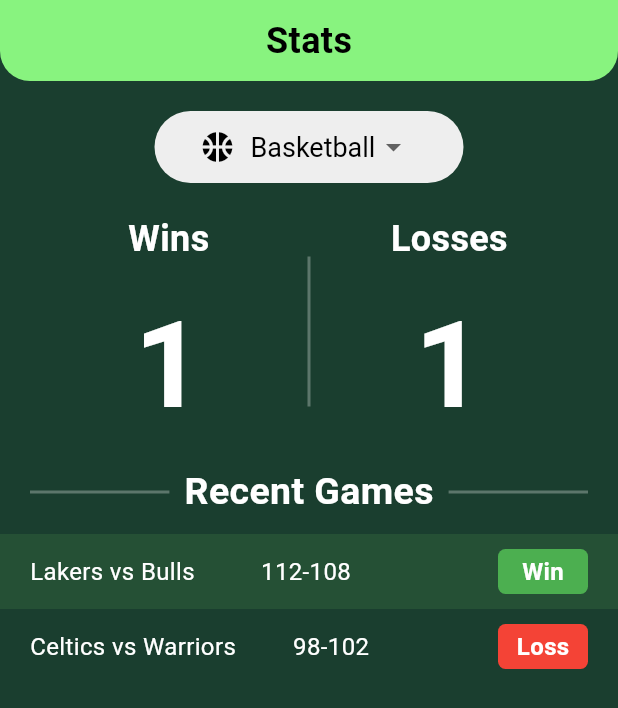
After one commit to acm-projects/PickUP, a Flutter app: the StatsPage screen opened directly, on a phone screen of 412 x 824 dp. The commit adds this screen. Shown: the top 708 px of the screen. Run offline on Flutter 3.47's test engine with Material 3 defaults, Android fonts, the phone set to English and light mode, and no system bars.

Commit message:
Added Stats Page

```diff
--- a/lib/Screens/home_page.dart
+++ b/lib/Screens/home_page.dart
@@ -280,6 +280,3 @@ class _HomePageState extends State<HomePage> {
     }
   }
 }
-
-git config --global user.email "ahmed.sidschool2004@gmail.com"
-  git config --global user.name "ahmedsid5086"
--- /dev/null
+++ b/lib/Screens/stats.dart
@@ -0,0 +1,319 @@
+import 'package:flutter/material.dart';
+
+class StatsPage extends StatefulWidget {
+  @override
+  _StatsPageState createState() => _StatsPageState();
+}
+
+class _StatsPageState extends State<StatsPage> {
+  String selectedSport = 'Basketball';
+  List<Map<String, dynamic>> stats = [];
+
+  List<Map<String, dynamic>> basketballStats = [
+    {'team1': 'Lakers', 'team2': 'Bulls', 'score': '112-108', 'result': 'Win'},
+    {
+      'team1': 'Celtics',
+      'team2': 'Warriors',
+      'score': '98-102',
+      'result': 'Loss'
+    },
+  ];
+
+  List<Map<String, dynamic>> volleyballStats = [
+    {'team1': 'Team A', 'team2': 'Team B', 'score': '3-1', 'result': 'Win'},
+    {'team1': 'Team C', 'team2': 'Team D', 'score': '2-3', 'result': 'Loss'},
+  ];
+
+  List<Map<String, dynamic>> soccerStats = [
+    {
+      'team1': 'Real Madrid',
+      'team2': 'Barcelona',
+      'score': '2-1',
+      'result': 'Win'
+    },
+    {
+      'team1': 'Manchester City',
+      'team2': 'Liverpool',
+      'score': '0-2',
+      'result': 'Loss'
+    },
+  ];
+
+  @override
+  void initState() {
+    super.initState();
+    stats = basketballStats;
+  }
+
+  // Function to calculate wins
+  int calculateWins(List<Map<String, dynamic>> stats) {
+    int wins = 0;
+    for (var game in stats) {
+      if (game['result'] == 'Win') {
+        wins++;
+      }
+    }
+    return wins;
+  }
+
+  // Function to calculate losses
+  int calculateLosses(List<Map<String, dynamic>> stats) {
+    int losses = 0;
+    for (var game in stats) {
+      if (game['result'] == 'Loss') {
+        losses++;
+      }
+    }
+    return losses;
+  }
+
+  @override
+  Widget build(BuildContext context) {
+    return Scaffold(
+      backgroundColor: const Color(0xFF1A3E2F),
+      body: Column(
+        crossAxisAlignment: CrossAxisAlignment.stretch,
+        children: [
+          Container(
+            decoration: BoxDecoration(
+              color: const Color(0xFF88F37F),
+              borderRadius: BorderRadius.only(
+                bottomLeft: Radius.circular(20),
+                bottomRight: Radius.circular(20),
+              ),
+            ),
+            padding: EdgeInsets.symmetric(vertical: 10),
+            alignment: Alignment.center,
+            child: Text(
+              'Stats',
+              style: TextStyle(
+                fontSize: 24,
+                fontWeight: FontWeight.bold,
+                color: Colors.black,
+              ),
+            ),
+          ),
+          SizedBox(height: 20),
+          // Dropdown button for selecting the sport
+          Center(
+            child: Container(
+              width: MediaQuery.of(context).size.width *
+                  0.5, // Adjust the width here
+              padding: EdgeInsets.symmetric(horizontal: 20),
+              decoration: BoxDecoration(
+                color: Colors.grey[200], // Light grey background color
+                borderRadius: BorderRadius.circular(30),
+              ),
+              child: DropdownButton<String>(
+                value: selectedSport,
+                icon: Icon(Icons.arrow_drop_down),
+                iconSize: 24,
+                elevation: 16,
+                style: TextStyle(color: Colors.black, fontSize: 18),
+                underline: Container(
+                  height: 0,
+                  color: Colors.transparent,
+                ),
+                onChanged: (String? newValue) {
+                  // Update the selected sport when the user makes a selection
+                  if (newValue != null) {
+                    setState(() {
+                      selectedSport = newValue;
+                      if (newValue == 'Basketball') {
+                        stats = basketballStats;
+                      } else if (newValue == 'Volleyball') {
+                        stats = volleyballStats;
+                      } else if (newValue == 'Soccer') {
+                        stats = soccerStats;
+                      }
+                    });
+                  }
+                },
+                items: <String>['Basketball', 'Volleyball', 'Soccer']
+                    .map<DropdownMenuItem<String>>((String value) {
+                  return DropdownMenuItem<String>(
+                    value: value,
+                    child: Center(
+                      child: Row(
+                        mainAxisAlignment: MainAxisAlignment.center,
+                        children: [
+                          SizedBox(width: 10), // Add left padding here
+                          // Display sport icon (you can replace the icons with your own)
+                          if (value == 'Basketball')
+                            Icon(Icons.sports_basketball, color: Colors.black),
+                          if (value == 'Volleyball')
+                            Icon(Icons.sports_volleyball, color: Colors.black),
+                          if (value == 'Soccer')
+                            Icon(Icons.sports_soccer, color: Colors.black),
+                          SizedBox(
+                              width: 10), // Add spacing between icon and text
+                          Text(value,
+                              style: TextStyle(
+                                  color:
+                                      Colors.black)), // Adjust the text color
+                        ],
+                      ),
+                    ),
+                  );
+                }).toList(),
+              ),
+            ),
+          ),
+          SizedBox(height: 20),
+          // Wins and Losses Section
+          Container(
+            padding: EdgeInsets.symmetric(horizontal: 20),
+            child: Row(
+              mainAxisAlignment: MainAxisAlignment.spaceBetween,
+              children: [
+                Expanded(
+                  child: Column(
+                    children: [
+                      Text(
+                        'Wins',
+                        style: TextStyle(
+                          fontSize: 24,
+                          fontWeight: FontWeight.bold,
+                          color: Colors.white,
+                        ),
+                      ),
+                      SizedBox(height: 10),
+                      Text(
+                        '${calculateWins(stats)}', // Calculate wins dynamically
+                        style: TextStyle(
+                          fontSize: 80,
+                          fontWeight: FontWeight.bold,
+                          color: Colors.white,
+                        ),
+                      ),
+                    ],
+                  ),
+                ),
+                Container(
+                  width: 2,
+                  height: 100, // Adjust height as needed
+                  color: Colors.white.withOpacity(0.29),
+                ),
+                Expanded(
+                  child: Column(
+                    children: [
+                      Text(
+                        'Losses',
+                        style: TextStyle(
+                          fontSize: 24,
+                          fontWeight: FontWeight.bold,
+                          color: Colors.white,
+                        ),
+                      ),
+                      SizedBox(height: 10),
+                      Text(
+                        '${calculateLosses(stats)}', // Calculate losses dynamically
+                        style: TextStyle(
+                          fontSize: 80,
+                          fontWeight: FontWeight.bold,
+                          color: Colors.white,
+                        ),
+                      ),
+                    ],
+                  ),
+                ),
+              ],
+            ),
+          ),
+          // Recent Games Section
+          Container(
+            padding: EdgeInsets.symmetric(horizontal: 20),
+            child: Column(
+              crossAxisAlignment: CrossAxisAlignment.stretch,
+              children: [
+                SizedBox(height: 10),
+                Row(
+                  children: [
+                    Expanded(
+                      child: Container(
+                        height: 2,
+                        color: Colors.white.withOpacity(0.29),
+                      ),
+                    ),
+                    SizedBox(width: 10),
+                    Text(
+                      'Recent Games',
+                      style: TextStyle(
+                        fontSize: 25,
+                        fontWeight: FontWeight.bold,
+                        color: Colors.white,
+                      ),
+                    ),
+                    SizedBox(width: 10),
+                    Expanded(
+                      child: Container(
+                        height: 2,
+                        color: Colors.white.withOpacity(0.29),
+                      ),
+                    ),
+                  ],
+                ),
+              ],
+            ),
+          ),
+          SizedBox(height: 10),
+          Expanded(
+            child: ListView.builder(
+              itemCount:
+                  stats.length, // Example count, replace with actual data count
+              itemBuilder: (context, index) {
+                // Example game data, replace with actual game data
+                Map<String, dynamic> game = stats[index];
+                return Container(
+                  padding: EdgeInsets.symmetric(horizontal: 20, vertical: 10),
+                  color: index.isEven
+                      ? Color(0xFF255035) // Alternate row color
+                      : Colors.transparent,
+                  child: Row(
+                    mainAxisAlignment: MainAxisAlignment.spaceBetween,
+                    children: [
+                      Text(
+                        '${game['team1']} vs ${game['team2']}',
+                        style: TextStyle(
+                          fontSize: 16,
+                          color: Colors.white,
+                        ),
+                      ),
+                      Text(
+                        '${game['score']}',
+                        style: TextStyle(
+                          fontSize: 16,
+                          color: Colors.white,
+                        ),
+                      ),
+                      SizedBox(width: 10),
+                      Container(
+                        width: 60,
+                        height: 30,
+                        alignment: Alignment.center,
+                        decoration: BoxDecoration(
+                          color: game['result'] == 'Win'
+                              ? Colors.green
+                              : Colors.red,
+                          borderRadius: BorderRadius.circular(5),
+                        ),
+                        child: Text(
+                          game['result'],
+                          style: TextStyle(
+                            fontSize: 16,
+                            fontWeight: FontWeight.bold,
+                            color: Colors.white,
+                          ),
+                        ),
+                      ),
+                    ],
+                  ),
+                );
+              },
+            ),
+          ),
+        ],
+      ),
+    );
+  }
+}
```
